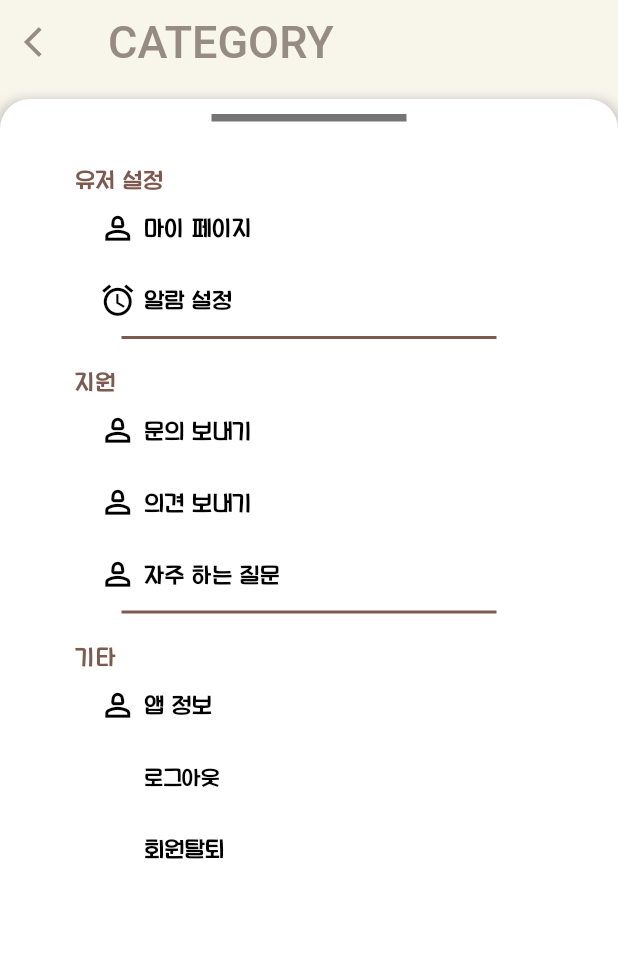
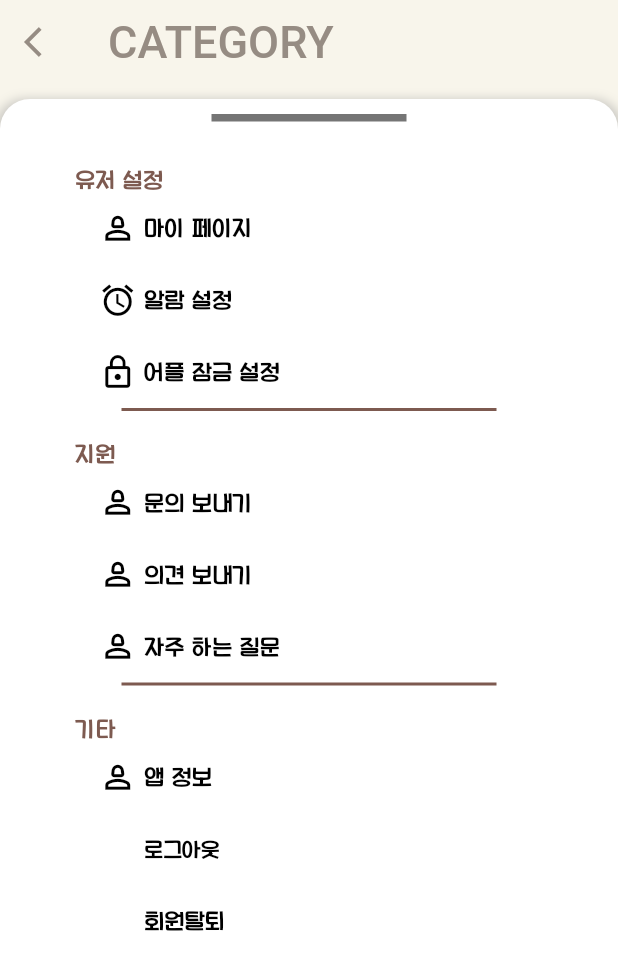
Before and after one commit to Emo-D-Project/Client1, a Flutter app: the category screen opened directly, on a phone screen of 412 x 824 dp. Shown: the top 970 px of the screen. Run offline on Flutter 3.47's test engine with Material 2 defaults, Android fonts, the phone set to English and light mode, and no system bars; our stand-ins replace audioplayers, dio, dotted_border, firebase_core, firebase_messaging, fl_chart and 4 more; missing offline and left inert: flutter_sound, kakao_flutter_sdk; accounts and stored records are empty; network calls fail; Roboto replaces fonts that are missing (kim).

Commit message:
feat. 로그인 완성, 잠금 화면(만) 추가

```diff
--- a/lib/category.dart
+++ b/lib/category.dart
@@ -3,6 +3,7 @@ import 'package:capston1/main.dart';
 import 'package:capston1/screens/LoginedUserInfo.dart';
 import 'package:flutter/material.dart';
 import 'help.dart';
+import 'lock.dart';
 import 'mypage.dart';
 import 'opinion.dart';
 import 'question.dart';
@@ -143,6 +144,29 @@ class _categoryState extends State<category> {
                       ),
                     ),
                   ), //알람 설정
+                  SizedBox(
+                    child: ElevatedButton(
+                      style: ElevatedButton.styleFrom(
+                        elevation: 0.0,
+                        backgroundColor: Colors.white,
+                      ),
+                      onPressed: () {
+                        Navigator.push(context,
+                            MaterialPageRoute(builder: (
+                                context) => const lock()));
+                      },
+                      child: Row(
+                        children: [
+                          Icon(Icons.lock_outline, color: Colors.black,
+                            size: 25,),
+                          SizedBox(width: 5,),
+                          Text("어플 잠금 설정", style: TextStyle(color: Colors.black,
+                              fontSize: 15,
+                              fontFamily: 'soojin')),
+                        ],
+                      ),
+                    ),
+                  ), // 어플 잠금 설정
                 ],
               ), //유저 설정 칸
               Center(
--- a/lib/diaryshare.dart
+++ b/lib/diaryshare.dart
@@ -59,13 +59,12 @@ class _diaryshareState extends State<diaryshare> {
   Future<void> fetchDataFromServer() async {
     try {
       final data = await apiManager.getDiaryShareData();
-      apiManager.getFavoriteCount(30);
+      //apiManager.getFavoriteCount(30);
 
       setState(() {
         diaries = data;
         for (Diary diary in diaries) {
           FavoriteCount favoriteCount = new FavoriteCount();
-
           {
             bool favoriteColor = false;
             int favoriteCount = 0;
--- a/lib/home.dart
+++ b/lib/home.dart
@@ -23,11 +23,15 @@ class _homeState extends State<home> {
   void initState() {
     super.initState();
     fetchDataFromServer();
+
   }
 
   Future<void> fetchDataFromServer() async {
     try {
       final data = await apiManager.getDiaryShareData();
+      int myId = await ApiManager().getApiManager().GetMyId() as int;
+      LoginedUserInfo.loginedUserInfo.id = myId;
+      print("여기임 ${LoginedUserInfo.loginedUserInfo.id}");
 
       setState(() {
         diaries = data; // fetchDataFromServer()가 완료된 후에 감정을 설정함
@@ -37,7 +41,7 @@ class _homeState extends State<home> {
                   diary.date.year == now.year &&
                   diary.date.month == now.month &&
                   diary.date.day == now.day &&
-                  diary.userId ==  LoginedUserInfo.loginedUserInfo.id,
+                  diary.userId == LoginedUserInfo.loginedUserInfo.id,
               orElse: () => Diary(
                 is_share: true,
                 is_comm: true,
--- a/lib/main.dart
+++ b/lib/main.dart
@@ -1,3 +1,5 @@
+import 'dart:ui';
+
 import 'package:capston1/network/api_manager.dart';
 import 'package:capston1/screens/LoginedUserInfo.dart';
 import 'statistics.dart';
@@ -9,16 +11,16 @@ import 'home.dart';
 import 'style.dart' as style;
 import 'alrampage.dart';
 
-void main() async {
+/*void main() async {
   WidgetsFlutterBinding.ensureInitialized();
 
-  /*await Firebase.initializeApp(
+  *//*await Firebase.initializeApp(
     options: DefaultFirebaseOptions.currentPlatform,
   );
 
   final fcmToken = await FirebaseMessaging.instance.getToken();
   String? firebaseToken = await FcmSetting().fcmSetting(); // 수정된 부분
-  await initializeDateFormatting();*/
+  await initializeDateFormatting();*//*
 
   int myId = await ApiManager().getApiManager().GetMyId() as int;
   LoginedUserInfo.loginedUserInfo.id = myId;
@@ -28,7 +30,7 @@ void main() async {
       home: MyApp(
           //firebaseToken: "",
           )));
-}
+}*/
 
 class MyApp extends StatefulWidget {
   MyApp({Key? key}) : super(key: key);
@@ -47,6 +49,7 @@ class _MyAppState extends State<MyApp> {
   @override
   Widget build(BuildContext context) {
     return Scaffold(
+      backgroundColor: Colors.transparent,
       appBar: AppBar(
         elevation: 0.0,
         backgroundColor: Color(0xFFF8F5EB),
--- a/lib/models/MyInfo.dart
+++ b/lib/models/MyInfo.dart
@@ -1,7 +1,7 @@
 class MyInfo {
   static final MyInfo myInfo = new MyInfo();
-  late String nickName;
-  int myUserId = 36;
+  String nickName ="";
+  late int myUserId;
 
   MyInfo getMyInfo() {
     return myInfo;
--- a/lib/tokenManager.dart
+++ b/lib/tokenManager.dart
@@ -1,7 +1,6 @@
 class TokenManager {
   static final TokenManager tokenManager = new TokenManager();
-  String accessToken =
-      "eyJ0eXAiOiJKV1QiLCJhbGciOiJIUzI1NiJ9.eyJpc3MiOiJhcGRkbDVAbmF2ZXIuY29tIiwiaWF0IjoxNzA4NjU5NjEwLCJleHAiOjE3MTM4NDM2MTAsInN1YiI6ImFwZGRsNUBuYXZlci5jb20iLCJpZCI6MX0.W8A4hxnJU9dDs13VyPN2w2T42aT5Rtmlp2p9ViDXSo0";
+  String accessToken = "";
   String refreshToken = "";
 
   TokenManager getTokenManager() {
```
Also changed, not shown: lib/lock.dart (added, +96 -0 lines), lib/login.dart (+30 -6 lines), lib/network/api_manager.dart (+36 -2 lines).
